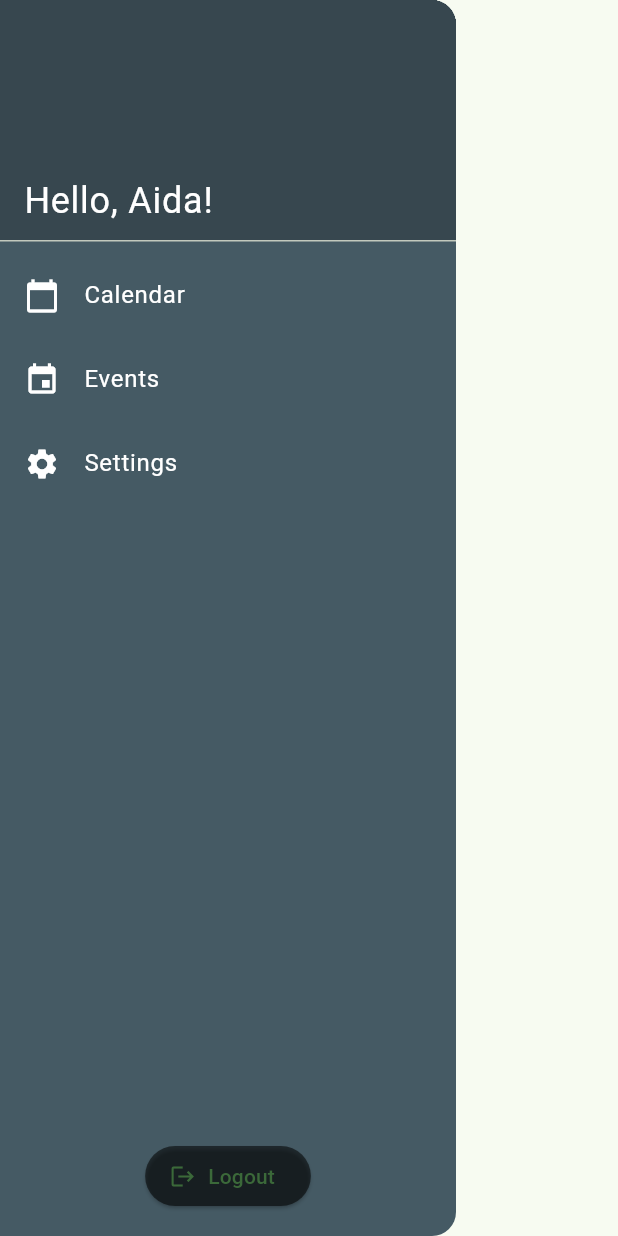
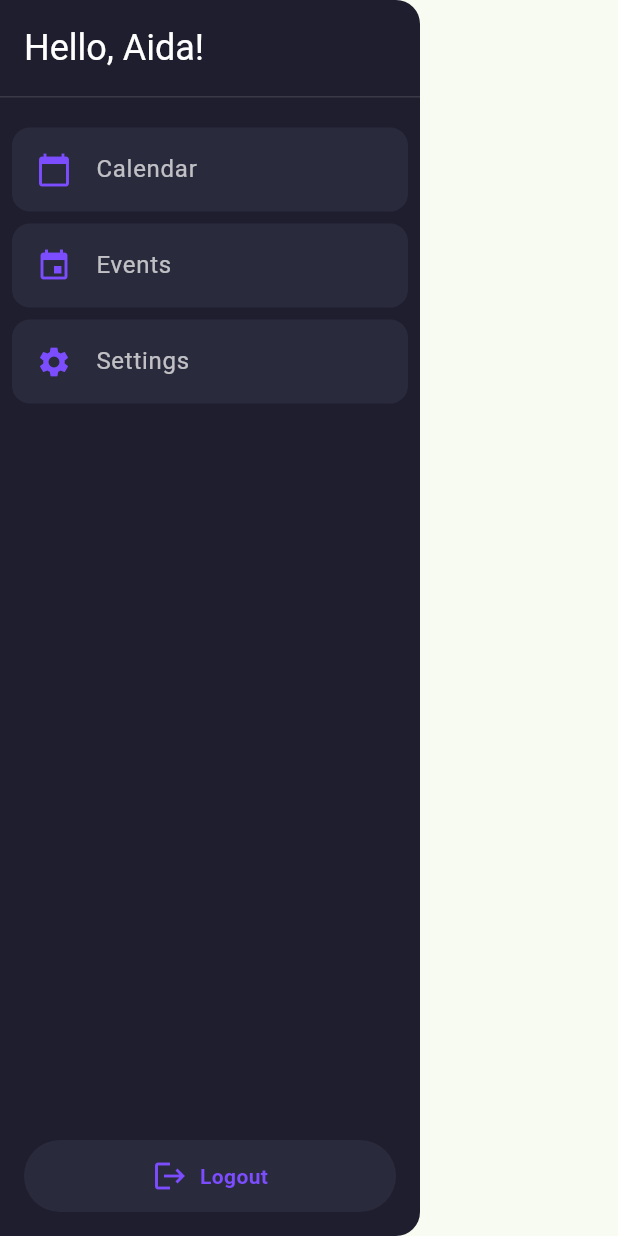
Before and after one commit to muazzamaqeel/Planify-Calendar, a Flutter app: the SideBarView widget shown alone on an empty page, opened directly, on a phone screen of 412 x 824 dp. Run offline on Flutter 3.47's test engine with Material 3 defaults, Android fonts, the phone set to English and light mode, and no system bars; our stand-ins replace getwidget, google_fonts, shared_preferences, syncfusion_flutter_calendar, table_calendar; accounts and stored records are empty.

Commit message:
Update SidebarView.dart

```diff
--- a/src/FrontEnd/fluttercalendar/lib/screens/calendar_view/sidebar/SidebarView.dart
+++ b/src/FrontEnd/fluttercalendar/lib/screens/calendar_view/sidebar/SidebarView.dart
@@ -1,6 +1,6 @@
 import 'package:flutter/material.dart';
 import '../../main_view/MainWindow.dart';
-import 'additional_views/SettingsView.dart'; // Import the SettingsView
+import 'additional_views/SettingsView.dart';
 
 class SideBarView extends StatelessWidget {
   const SideBarView({Key? key}) : super(key: key);
@@ -8,64 +8,114 @@ class SideBarView extends StatelessWidget {
   @override
   Widget build(BuildContext context) {
     return Drawer(
-      backgroundColor: Colors.blueGrey[700],
+      width: 280,
+      backgroundColor: const Color(0xFF1E1E2E),
+      child: SafeArea(
+        child: Column(
+          crossAxisAlignment: CrossAxisAlignment.stretch,
+          children: [
+            // Header
+            Padding(
+              padding: const EdgeInsets.all(16.0),
+              child: Text(
+                'Hello, Aida!',
+                style: Theme.of(context)
+                    .textTheme
+                    .headlineSmall!
+                    .copyWith(color: Colors.white),
+              ),
+            ),
+            Divider(color: Colors.white12, thickness: 1, height: 1),
+
+            // Menu Items
+            Expanded(
+              child: SingleChildScrollView(
+                padding: const EdgeInsets.symmetric(vertical: 16),
                 child: Column(
                   children: [
-          DrawerHeader(
-            decoration: BoxDecoration(color: Colors.blueGrey[800]),
-            child: Align(
-              alignment: Alignment.bottomLeft,
-              child: Text(
-                'Hello, Aida!',
-                style: TextStyle(
-                  color: Colors.white,
-                  fontSize: 24,
-                ),
-              ),
-            ),
-          ),
-          ListTile(
-            leading: const Icon(Icons.calendar_today, color: Colors.white),
-            title: const Text('Calendar', style: TextStyle(color: Colors.white)),
+                    _buildTile(
+                      icon: Icons.calendar_today,
+                      label: 'Calendar',
                       onTap: () => Navigator.pop(context),
                     ),
-          ListTile(
-            leading: const Icon(Icons.event, color: Colors.white),
-            title: const Text('Events', style: TextStyle(color: Colors.white)),
+                    _buildTile(
+                      icon: Icons.event,
+                      label: 'Events',
                       onTap: () => Navigator.pop(context),
                     ),
-          ListTile(
-            leading: const Icon(Icons.settings, color: Colors.white),
-            title: const Text('Settings', style: TextStyle(color: Colors.white)),
+                    _buildTile(
+                      icon: Icons.settings,
+                      label: 'Settings',
                       onTap: () {
-              // Close the drawer first...
                         Navigator.pop(context);
-              // ...then show the settings overlay after a short delay.
                         Future.delayed(const Duration(milliseconds: 300), () {
                           SettingsView.showSettingsOverlay(context);
                         });
                       },
                     ),
-          const Spacer(),
+                  ],
+                ),
+              ),
+            ),
+
+            // Logout Button
             Padding(
               padding: const EdgeInsets.all(16.0),
-            child: ElevatedButton.icon(
-              style: ElevatedButton.styleFrom(
-                backgroundColor: Colors.black54,
-              ),
-              onPressed: () {
+              child: InkWell(
+                onTap: () {
                   Navigator.pushAndRemoveUntil(
                     context,
-                  MaterialPageRoute(builder: (context) => const MainWindow()),
-                  (Route<dynamic> route) => false,
+                    MaterialPageRoute(builder: (_) => const MainWindow()),
+                        (route) => false,
                   );
                 },
-              icon: const Icon(Icons.logout),
-              label: const Text('Logout'),
+                borderRadius: BorderRadius.circular(24),
+                child: Container(
+                  padding: const EdgeInsets.symmetric(vertical: 12),
+                  decoration: BoxDecoration(
+                    color: const Color(0xFF2A2A3D),
+                    borderRadius: BorderRadius.circular(24),
+                  ),
+                  child: Row(
+                    mainAxisAlignment: MainAxisAlignment.center,
+                    children: const [
+                      Icon(Icons.logout, color: Colors.deepPurpleAccent),
+                      SizedBox(width: 8),
+                      Text(
+                        'Logout',
+                        style: TextStyle(
+                          color: Colors.deepPurpleAccent,
+                          fontWeight: FontWeight.bold,
                         ),
                       ),
                     ],
                   ),
+                ),
+              ),
+            ),
+          ],
+        ),
+      ),
+    );
+  }
+
+  Widget _buildTile({
+    required IconData icon,
+    required String label,
+    required VoidCallback onTap,
+  }) {
+    return Padding(
+      padding: const EdgeInsets.symmetric(vertical: 4, horizontal: 8),
+      child: ListTile(
+        shape: RoundedRectangleBorder(borderRadius: BorderRadius.circular(12)),
+        tileColor: const Color(0xFF2A2A3D),
+        leading: Icon(icon, color: Colors.deepPurpleAccent),
+        title: Text(
+          label,
+          style: const TextStyle(color: Colors.white70),
+        ),
+        onTap: onTap,
+      ),
     );
   }
 }
```
Lines whose indentation alone changed are shown as unchanged.
